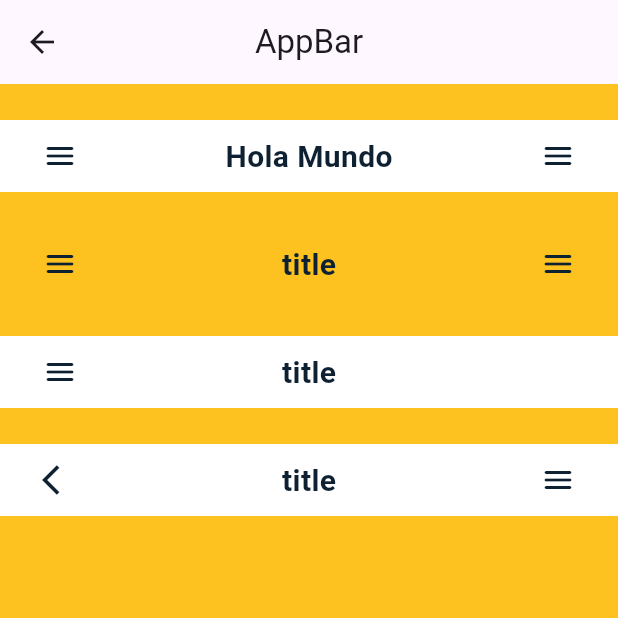
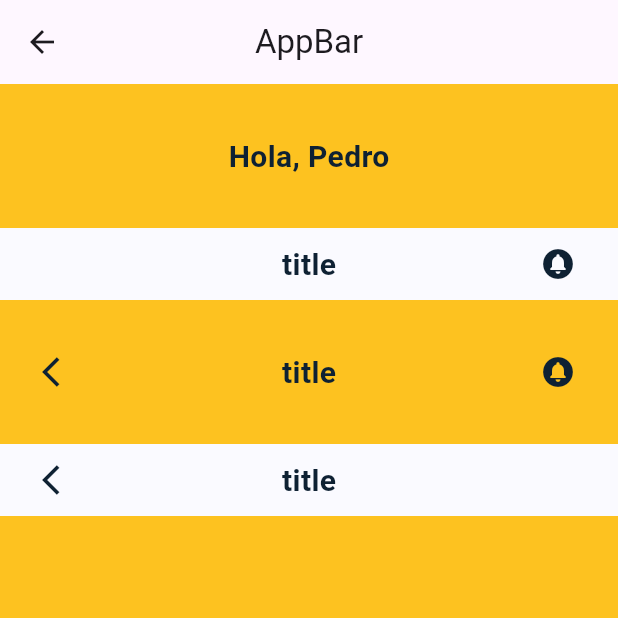
Before and after one commit to Francisco-V98/buscampz_flutter, a Flutter app: the screen it shows after launch, after a tap on "AppBar", on a phone screen of 412 x 824 dp, the top half of it. Run offline on Flutter 3.47's test engine with Material 3 defaults, Android fonts, the phone set to English and light mode, and no system bars; our stand-ins replace flutter_riverpod, go_router; network calls fail.

Commit message:
fix pull request comments

```diff
--- a/lib/buscampz_rayito_flutter_package/components/appbar/app_bar_buscampz.dart
+++ b/lib/buscampz_rayito_flutter_package/components/appbar/app_bar_buscampz.dart
@@ -1,45 +1,37 @@
+import 'package:flutter/material.dart';
 import 'package:buscampz_flutter/buscampz_rayito_flutter_package/config/colors/app_colors.dart';
 import 'package:buscampz_flutter/buscampz_rayito_flutter_package/config/text_style/app_text_style.dart';
-import 'package:flutter/material.dart';
 
 class AppBarBuscampz extends StatelessWidget {
-  final bool withBackground;
-  final bool withIconRight;
-  final IconData iconRight;
-  final bool withIconLeft;
-  final IconData iconLeft;
+  final Color? background;
   final String title;
-  // final String image;
+  final IconData? iconRight;
+  final IconData? iconLeft;
+
   const AppBarBuscampz({
     super.key,
-    this.withBackground = true,
+    this.background,
     required this.title,
-    // required this.image,
-    this.withIconRight = true,
-    this.withIconLeft = true,
-    this.iconRight = Icons.menu_rounded,
-    this.iconLeft = Icons.menu_rounded,
+    this.iconRight,
+    this.iconLeft,
   });
 
   @override
   Widget build(BuildContext context) {
     return Container(
       height: 48,
-      color: withBackground ? AppColors.bgTopLight : Colors.transparent,
+      color: background ?? Colors.transparent,
       child: Padding(
         padding: const EdgeInsets.symmetric(horizontal: 16),
         child: Row(
           mainAxisAlignment: MainAxisAlignment.spaceBetween,
           children: [
-            withIconLeft
-                ? _IconAppBar(iconLeft)
+            iconLeft != null
+                ? _IconAppBar(iconLeft!)
                 : const SizedBox(height: 48, width: 48),
-            Text(
-              title,
-              style: AppTextStyles.h4_20(AppColors.black)
-            ),
-            withIconRight
-                ? _IconAppBar(iconRight)
+            Text(title, style: AppTextStyles.h4_20(AppColors.black)),
+            iconRight != null
+                ? _IconAppBar(iconRight!)
                 : const SizedBox(height: 48, width: 48),
           ],
         ),
@@ -65,19 +57,20 @@ class _IconAppBar extends StatelessWidget {
   }
 }
 
-class CircleWithImageAndBorder extends StatelessWidget {
+class CircleImageAppBar extends StatelessWidget {
   final String image;
 
-  const CircleWithImageAndBorder({
+  const CircleImageAppBar({
     super.key,
     required this.image,
   });
 
   @override
   Widget build(BuildContext context) {
+    const double sizeCircleImage = 32;
     return Container(
-      width: 32,
-      height: 32,
+      width: sizeCircleImage,
+      height: sizeCircleImage,
       decoration: BoxDecoration(
         shape: BoxShape.circle,
         image: DecorationImage(
@@ -92,3 +85,92 @@ class CircleWithImageAndBorder extends StatelessWidget {
     );
   }
 }
+
+
+
+// class AppBarBuscampz extends StatelessWidget {
+//   final bool withBackground;
+//   final String title;
+//   final bool withIconRight;
+//   final IconData iconRight;
+//   final bool withIconLeft;
+//   final IconData iconLeft;
+//   const AppBarBuscampz({
+//     super.key,
+//     this.withBackground = true,
+//     required this.title,
+//     this.withIconRight = true,
+//     this.iconRight = Icons.menu_rounded,
+//     this.withIconLeft = true,
+//     this.iconLeft = Icons.menu_rounded,
+//   });
+
+//   @override
+//   Widget build(BuildContext context) {
+//     return Container(
+//       height: 48,
+//       color: withBackground ? AppColors.bgTopLight : Colors.transparent,
+//       child: Padding(
+//         padding: const EdgeInsets.symmetric(horizontal: 16),
+//         child: Row(
+//           mainAxisAlignment: MainAxisAlignment.spaceBetween,
+//           children: [
+//             withIconLeft
+//                 ? _IconAppBar(iconLeft)
+//                 : const SizedBox(height: 48, width: 48),
+//             Text(title, style: AppTextStyles.h4_20(AppColors.black)),
+//             withIconRight
+//                 ? _IconAppBar(iconRight)
+//                 : const SizedBox(height: 48, width: 48),
+//           ],
+//         ),
+//       ),
+//     );
+//   }
+// }
+
+// class _IconAppBar extends StatelessWidget {
+//   final IconData icon;
+//   const _IconAppBar(this.icon);
+
+//   @override
+//   Widget build(BuildContext context) {
+//     return SizedBox(
+//       height: 48,
+//       width: 48,
+//       child: Icon(
+//         icon,
+//         color: AppColors.black,
+//       ),
+//     );
+//   }
+// }
+
+// class CircleImageAppBar extends StatelessWidget {
+//   final String image;
+
+//   const CircleImageAppBar({
+//     super.key,
+//     required this.image,
+//   });
+
+//   @override
+//   Widget build(BuildContext context) {
+//     const double sizeCircleImage = 32;
+//     return Container(
+//       width: sizeCircleImage,
+//       height: sizeCircleImage,
+//       decoration: BoxDecoration(
+//         shape: BoxShape.circle,
+//         image: DecorationImage(
+//           image: AssetImage(image),
+//           fit: BoxFit.cover,
+//         ),
+//         border: Border.all(
+//           color: AppColors.black,
+//           width: 2,
+//         ),
+//       ),
+//     );
+//   }
+// }
--- a/lib/buscampz_rayito_flutter_package/components/cards/card_incidence_list.dart
+++ b/lib/buscampz_rayito_flutter_package/components/cards/card_incidence_list.dart
@@ -1,7 +1,7 @@
-import 'package:buscampz_flutter/buscampz_rayito_flutter_package/config/text_style/app_text_style.dart';
-import 'package:buscampz_flutter/buscampz_rayito_flutter_package/example/providers/providers.dart';
 import 'package:flutter/material.dart';
 import 'package:flutter_riverpod/flutter_riverpod.dart';
+import 'package:buscampz_flutter/buscampz_rayito_flutter_package/example/providers/providers.dart';
+import 'package:buscampz_flutter/buscampz_rayito_flutter_package/config/text_style/app_text_style.dart';
 
 class CardIncidenceList extends ConsumerWidget {
   final String title;
@@ -29,7 +29,7 @@ class CardIncidenceList extends ConsumerWidget {
             color: colorTheme.black.withOpacity(0.1),
             blurRadius: 4,
             offset: const Offset(0, 4),
-          )
+          ),
         ],
       ),
       child: Row(
--- a/lib/buscampz_rayito_flutter_package/components/incidence_section/user_data_incidence.dart
+++ b/lib/buscampz_rayito_flutter_package/components/incidence_section/user_data_incidence.dart
@@ -1,6 +1,6 @@
+import 'package:flutter/material.dart';
 import 'package:buscampz_flutter/buscampz_rayito_flutter_package/config/colors/app_colors.dart';
 import 'package:buscampz_flutter/buscampz_rayito_flutter_package/config/text_style/app_text_style.dart';
-import 'package:flutter/material.dart';
 
 class UserDataIncidence extends StatelessWidget {
   final String image;
--- a/lib/buscampz_rayito_flutter_package/config/colors/app_colors_theme.dart
+++ b/lib/buscampz_rayito_flutter_package/config/colors/app_colors_theme.dart
@@ -1,5 +1,5 @@
+import 'package:flutter/material.dart';
 import 'package:buscampz_flutter/buscampz_rayito_flutter_package/config/colors/app_colors.dart';
-import 'package:flutter/material.dart';
 
 class AppColorTheme {
   final bool isDarkMode;
--- a/lib/buscampz_rayito_flutter_package/config/router/routers.dart
+++ b/lib/buscampz_rayito_flutter_package/config/router/routers.dart
@@ -1,40 +1,53 @@
+import 'package:go_router/go_router.dart';
+import 'package:flutter_riverpod/flutter_riverpod.dart';
 import 'package:buscampz_flutter/buscampz_rayito_flutter_package/example/example_screens/example_screens.dart';
 import 'package:buscampz_flutter/buscampz_rayito_flutter_package/example/example_screens/list_components_screen.dart';
 import 'package:buscampz_flutter/buscampz_rayito_flutter_package/example/example_screens/text_field_incidentes_screen.dart';
 import 'package:buscampz_flutter/buscampz_rayito_flutter_package/example/example_screens/screens.dart';
-import 'package:flutter_riverpod/flutter_riverpod.dart';
-import 'package:go_router/go_router.dart';
+
+enum AppRoutesPaths {
+  home('/'),
+  example('/example'),
+  textFieldIncidentes('/textFieldIncidentes'),
+  appbar('/appbar'),
+  cardIncidence('/cardIncidence'),
+  incidenceSection('/incidenceSection'),
+  bottomSheetSection('/buttomSheetSection');
+
+  const AppRoutesPaths(this.path);
+  final String path;
+}
 
 final appRouterProvider = Provider<GoRouter>(
   (ref) {
     return GoRouter(
       routes: [
         GoRoute(
-          path: '/',
+          path: AppRoutesPaths.home.path,
           builder: (context, state) => const ListComponentsScreen(),
         ),
         GoRoute(
-          path: '/example',
+          path: AppRoutesPaths.example.path,
           builder: (context, state) => const ExampleScreen(),
         ),
         GoRoute(
-          path: '/textFieldIncidentes',
+          path: AppRoutesPaths.textFieldIncidentes.path,
           builder: (context, state) => const TextFieldIncidentesScreen(),
         ),
         GoRoute(
-          path: '/appbar',
+          path: AppRoutesPaths.appbar.path,
           builder: (context, state) => const AppbarScreen(),
         ),
         GoRoute(
-          path: '/cardIncidence',
+          path: AppRoutesPaths.cardIncidence.path,
           builder: (context, state) => const CardIncidenceListScreen(),
         ),
         GoRoute(
-          path: '/incidenceSection',
+          path: AppRoutesPaths.incidenceSection.path,
           builder: (context, state) => const IncidenceSectionScreen(),
         ),
         GoRoute(
-          path: '/buttomSheetSection',
+          path: AppRoutesPaths.bottomSheetSection.path,
           builder: (context, state) => const BottomSheetScreen(),
         )
       ],
--- a/lib/buscampz_rayito_flutter_package/example/example_screens/app_bar_screen.dart
+++ b/lib/buscampz_rayito_flutter_package/example/example_screens/app_bar_screen.dart
@@ -1,6 +1,6 @@
+import 'package:flutter/material.dart';
 import 'package:buscampz_flutter/buscampz_rayito_flutter_package/components/widgets.dart';
 import 'package:buscampz_flutter/buscampz_rayito_flutter_package/config/colors/app_colors.dart';
-import 'package:flutter/material.dart';
 
 class AppbarScreen extends StatelessWidget {
   const AppbarScreen({super.key});
@@ -24,13 +24,25 @@ class _Body extends StatelessWidget {
       padding: EdgeInsets.symmetric(vertical: 24),
       child: Column(
         children: [
-          AppBarBuscampz(title: 'Hola Mundo'),
+          AppBarBuscampz(title: 'Hola, Pedro'),
           SizedBox(height: 24),
-          AppBarBuscampz(title: 'title', withBackground: false),
+          AppBarBuscampz(
+            title: 'title',
+            background: AppColors.white,
+            iconRight: Icons.circle_notifications,
+          ),
           SizedBox(height: 24),
-          AppBarBuscampz(title: 'title', withIconLeft: true, withIconRight: false),
+          AppBarBuscampz(
+            title: 'title',
+            iconLeft: Icons.arrow_back_ios,
+            iconRight: Icons.circle_notifications,
+          ),
           SizedBox(height: 24),
-          AppBarBuscampz(title: 'title', iconLeft: Icons.arrow_back_ios),
+          AppBarBuscampz(
+            title: 'title',
+            iconLeft: Icons.arrow_back_ios,
+            background: AppColors.white,
+          ),
         ],
       ),
     );
--- a/lib/buscampz_rayito_flutter_package/example/example_screens/list_components_screen.dart
+++ b/lib/buscampz_rayito_flutter_package/example/example_screens/list_components_screen.dart
@@ -1,5 +1,6 @@
 import 'package:flutter/material.dart';
 import 'package:go_router/go_router.dart';
+import 'package:buscampz_flutter/buscampz_rayito_flutter_package/config/router/routers.dart';
 
 class ListComponentsScreen extends StatelessWidget {
   const ListComponentsScreen({
@@ -18,36 +19,36 @@ class _Body extends StatelessWidget {
   @override
   Widget build(BuildContext context) {
     return ListView(
-      children: const [
+      children: [
         _CustomListTile(
           title: 'Example',
           subTitle: 'Example Screen',
-          location: '/example',
+          location: AppRoutesPaths.example.path,
         ),
         _CustomListTile(
           title: 'TextFieldIncidentes',
           subTitle: 'TextFieldIncidentes Screen',
-          location: '/textFieldIncidentes',
+          location: AppRoutesPaths.textFieldIncidentes.path,
         ),
         _CustomListTile(
           title: 'AppBar',
           subTitle: 'Example Screen AppBar',
-          location: '/appbar',
+          location: AppRoutesPaths.appbar.path,
         ),
         _CustomListTile(
           title: 'Card Incidence',
           subTitle: 'Example Screen Card Incidence',
-          location: '/cardIncidence',
+          location: AppRoutesPaths.cardIncidence.path,
         ),
         _CustomListTile(
           title: 'Incidence Section',
           subTitle: 'data user, detail incidence',
-          location: '/incidenceSection',
+          location: AppRoutesPaths.incidenceSection.path,
         ),
         _CustomListTile(
           title: 'ButtonSheet Section',
           subTitle: 'buttom sheet and components',
-          location: '/buttomSheetSection',
+          location: AppRoutesPaths.bottomSheetSection.path,
         ),
       ],
     );
--- a/lib/buscampz_rayito_flutter_package/example/example_screens/screens.dart
+++ b/lib/buscampz_rayito_flutter_package/example/example_screens/screens.dart
@@ -1,7 +1,7 @@
+export 'package:buscampz_flutter/buscampz_rayito_flutter_package/example/example_screens/app_bar_screen.dart';
+
 export 'package:buscampz_flutter/buscampz_rayito_flutter_package/example/example_screens/bottom_sheet_screen.dart';
-
-export 'package:buscampz_flutter/buscampz_rayito_flutter_package/example/example_screens/incidence_section.dart';
 
 export 'package:buscampz_flutter/buscampz_rayito_flutter_package/example/example_screens/card_incidence_list_screen.dart';
 
-export 'package:buscampz_flutter/buscampz_rayito_flutter_package/example/example_screens/app_bar_screen.dart';
+export 'package:buscampz_flutter/buscampz_rayito_flutter_package/example/example_screens/incidence_section.dart';
--- a/lib/buscampz_rayito_flutter_package/example/providers/dark_mode_provider.dart
+++ b/lib/buscampz_rayito_flutter_package/example/providers/dark_mode_provider.dart
@@ -1,5 +1,5 @@
+import 'package:flutter_riverpod/flutter_riverpod.dart';
 import 'package:buscampz_flutter/buscampz_rayito_flutter_package/config/colors/app_colors_theme.dart';
-import 'package:flutter_riverpod/flutter_riverpod.dart';
 
 final isDarkModeProvider = StateProvider<bool>((ref) {
   return true;
```
Also changed, not shown: lib/buscampz_rayito_flutter_package/components/buttom_sheet/bottom_sheet_buscampz.dart (+12 -15 lines), lib/buscampz_rayito_flutter_package/components/buttom_sheet/button_bottom_sheet.dart (+9 -6 lines), lib/buscampz_rayito_flutter_package/components/buttom_sheet/group_buttons_bottom_sheet.dart (+6 -6 lines), lib/buscampz_rayito_flutter_package/components/incidence_section/detail_incidence.dart (+9 -9 lines), lib/buscampz_rayito_flutter_package/components/widgets.dart (+5 -5 lines), lib/buscampz_rayito_flutter_package/example/example_screens/bottom_sheet_screen.dart (+4 -5 lines), lib/buscampz_rayito_flutter_package/example/example_screens/card_incidence_list_screen.dart (+31 -16 lines), lib/buscampz_rayito_flutter_package/example/example_screens/incidence_section.dart (+9 -4 lines).
